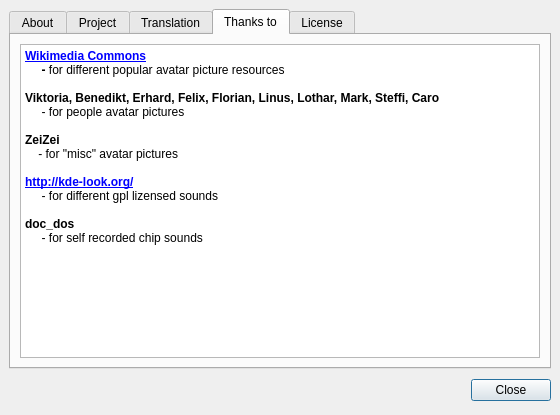
The window that src/gui/qt/aboutpokerth.ui (pokerth/pokerth) describes before a commit, drawn with Qt 5.
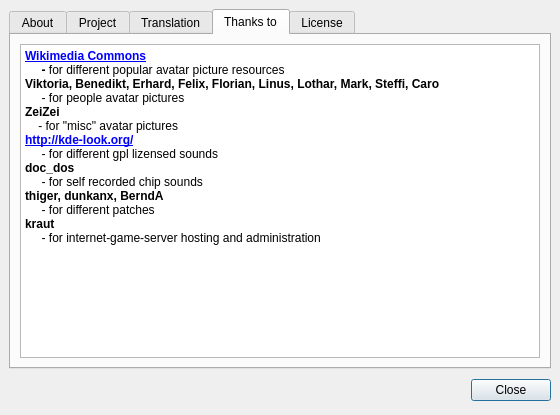
The same window after the commit. The open tabs and pages were chosen to show the change.

```diff
--- a/src/gui/qt/aboutpokerth.ui
+++ b/src/gui/qt/aboutpokerth.ui
@@ -201,8 +201,8 @@
        <rect>
         <x>0</x>
         <y>0</y>
-        <width>100</width>
-        <height>30</height>
+        <width>538</width>
+        <height>332</height>
        </rect>
       </property>
       <attribute name="title" >
@@ -224,18 +224,18 @@
 &lt;/style>&lt;/head>&lt;body style=" font-family:'Sans Serif'; font-size:9pt; font-weight:400; font-style:normal;">
 &lt;p style=" margin-top:0px; margin-bottom:0px; margin-left:0px; margin-right:0px; -qt-block-indent:0; text-indent:0px;">&lt;a href="http://commons.wikimedia.org/wiki/Main_Page">&lt;span style=" font-weight:600; text-decoration: underline; color:#0000ff;">Wikimedia Commons&lt;/span>&lt;/a>&lt;/p>
 &lt;p style=" margin-top:0px; margin-bottom:0px; margin-left:0px; margin-right:0px; -qt-block-indent:0; text-indent:0px; font-weight:600;">     - &lt;span style=" font-weight:400;">for different popular avatar picture resources&lt;/span>&lt;/p>
-&lt;p style="-qt-paragraph-type:empty; margin-top:0px; margin-bottom:0px; margin-left:0px; margin-right:0px; -qt-block-indent:0; text-indent:0px;">&lt;/p>
 &lt;p style=" margin-top:0px; margin-bottom:0px; margin-left:0px; margin-right:0px; -qt-block-indent:0; text-indent:0px;">&lt;span style=" font-weight:600;">Viktoria, Benedikt, Erhard, Felix, Florian, Linus, Lothar, Mark, Steffi, Caro&lt;/span>&lt;/p>
 &lt;p style=" margin-top:0px; margin-bottom:0px; margin-left:0px; margin-right:0px; -qt-block-indent:0; text-indent:0px;">     - for people avatar pictures&lt;/p>
-&lt;p style="-qt-paragraph-type:empty; margin-top:0px; margin-bottom:0px; margin-left:0px; margin-right:0px; -qt-block-indent:0; text-indent:0px;">&lt;/p>
 &lt;p style=" margin-top:0px; margin-bottom:0px; margin-left:0px; margin-right:0px; -qt-block-indent:0; text-indent:0px;">&lt;span style=" font-weight:600;">ZeiZei&lt;/span> &lt;/p>
 &lt;p style=" margin-top:0px; margin-bottom:0px; margin-left:0px; margin-right:0px; -qt-block-indent:0; text-indent:0px;">    - for "misc" avatar pictures&lt;/p>
-&lt;p style="-qt-paragraph-type:empty; margin-top:0px; margin-bottom:0px; margin-left:0px; margin-right:0px; -qt-block-indent:0; text-indent:0px;">&lt;/p>
 &lt;p style=" margin-top:0px; margin-bottom:0px; margin-left:0px; margin-right:0px; -qt-block-indent:0; text-indent:0px;">&lt;a href="http://kde-look.org/">&lt;span style=" font-weight:600; text-decoration: underline; color:#0000ff;">http://kde-look.org/&lt;/span>&lt;/a>&lt;/p>
 &lt;p style=" margin-top:0px; margin-bottom:0px; margin-left:0px; margin-right:0px; -qt-block-indent:0; text-indent:0px;">     - for different gpl lizensed sounds&lt;/p>
-&lt;p style="-qt-paragraph-type:empty; margin-top:0px; margin-bottom:0px; margin-left:0px; margin-right:0px; -qt-block-indent:0; text-indent:0px;">&lt;/p>
 &lt;p style=" margin-top:0px; margin-bottom:0px; margin-left:0px; margin-right:0px; -qt-block-indent:0; text-indent:0px;">&lt;span style=" font-weight:600;">doc_dos&lt;/span>&lt;/p>
-&lt;p style=" margin-top:0px; margin-bottom:0px; margin-left:0px; margin-right:0px; -qt-block-indent:0; text-indent:0px;">     - for self recorded chip sounds&lt;/p>&lt;/body>&lt;/html></string>
+&lt;p style=" margin-top:0px; margin-bottom:0px; margin-left:0px; margin-right:0px; -qt-block-indent:0; text-indent:0px;">     - for self recorded chip sounds&lt;/p>
+&lt;p style=" margin-top:0px; margin-bottom:0px; margin-left:0px; margin-right:0px; -qt-block-indent:0; text-indent:0px;">&lt;span style=" font-weight:600;">thiger, dunkanx, BerndA &lt;/span>&lt;/p>
+&lt;p style=" margin-top:0px; margin-bottom:0px; margin-left:0px; margin-right:0px; -qt-block-indent:0; text-indent:0px;">     - for different patches&lt;/p>
+&lt;p style=" margin-top:0px; margin-bottom:0px; margin-left:0px; margin-right:0px; -qt-block-indent:0; text-indent:0px;">&lt;span style=" font-weight:600;">kraut&lt;/span>&lt;/p>
+&lt;p style=" margin-top:0px; margin-bottom:0px; margin-left:0px; margin-right:0px; -qt-block-indent:0; text-indent:0px;">     - for internet-game-server hosting and administration&lt;/p>&lt;/body>&lt;/html></string>
          </property>
          <property name="openExternalLinks" >
           <bool>true</bool>
```
Left out of the diff: 22 changed lines with no effect on the pictures.
